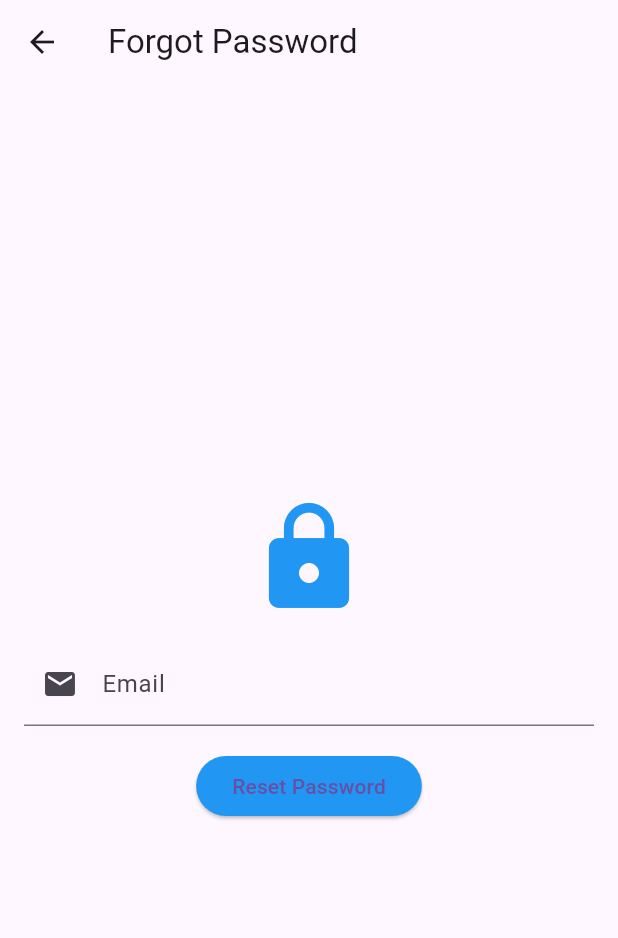
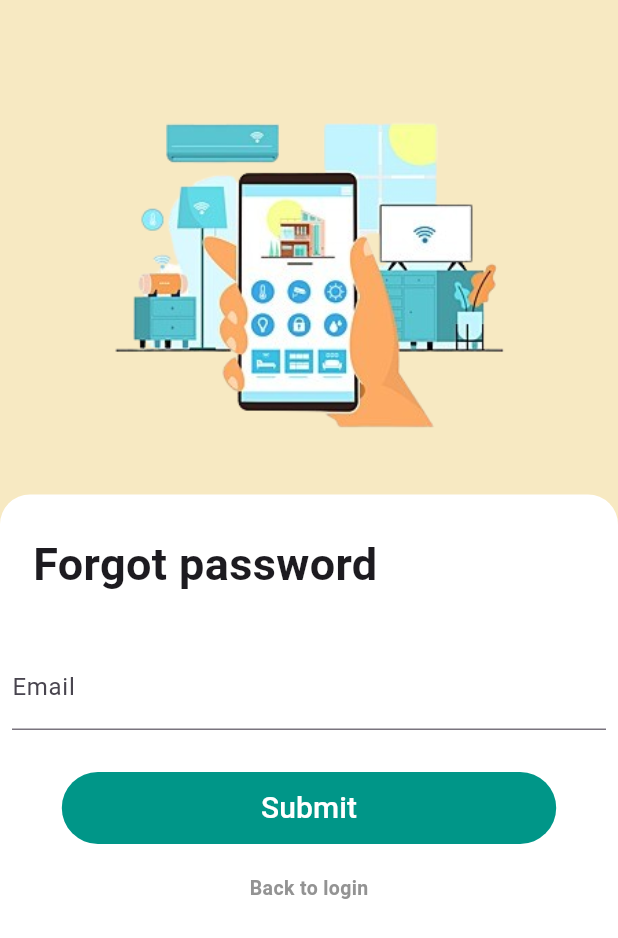
Before and after one commit to CindyIrawanPratiwi/Smarthome-CindyIrawanPratiwi, a Flutter app: the screen it shows once a user with an empty profile is signed in, after a tap on "Forget password?", on a phone screen of 412 x 824 dp. Shown: the top 938 px of the screen. Run offline on Flutter 3.47's test engine with Material 3 defaults, Android fonts, the phone set to English and light mode, and no system bars; our stand-ins replace awesome_dialog, cloud_firestore, email_validator, firebase_auth, firebase_core, geocoding and 4 more; accounts and stored records are empty; network calls fail; Roboto replaces fonts that are missing (NotoSerif).

Commit message:
App Smarthome Cindy Irawan Pratiwi

```diff
--- a/lib/login/lyr_camera.dart
+++ b/lib/login/lyr_camera.dart
@@ -1,5 +1,4 @@
 import 'dart:io';
-
 import 'package:flutter/material.dart';
 import 'package:image_picker/image_picker.dart';
 
--- a/lib/login/lyr_forget_password.dart
+++ b/lib/login/lyr_forget_password.dart
@@ -7,6 +7,7 @@ import 'package:flutter_app_smarthome/component/custom_form_button.dart';
 import 'package:flutter_app_smarthome/component/custom_input_field.dart';
 import 'package:flutter_app_smarthome/component/page_header.dart';
 import 'package:flutter_app_smarthome/component/page_heading.dart';
+import 'package:flutter_app_smarthome/login/login.dart';
 import 'package:flutter_app_smarthome/login/lyr_forget_password.dart';
 import 'package:flutter_app_smarthome/login/lyr_login.dart';
 import 'package:provider/provider.dart';
@@ -17,11 +18,12 @@ class ForgetPasswordPage extends StatefulWidget {
   const ForgetPasswordPage({Key? key}) : super(key: key);
 
   @override
-  _ForgetPasswordPageState createState() => _ForgetPasswordPageState();
+  State<ForgetPasswordPage> createState() => _ForgetPasswordPageState();
 }
 
 class _ForgetPasswordPageState extends State<ForgetPasswordPage> {
-  final TextEditingController _emailController = TextEditingController();
+  final _forgetPasswordFormKey = GlobalKey<FormState>();
+  TextEditingController _emailController = TextEditingController();
 
   // Fungsi untuk menampilkan pop-up window
   Future<void> _showMessageDialog(String message) async {
@@ -61,34 +63,71 @@ class _ForgetPasswordPageState extends State<ForgetPasswordPage> {
 
   @override
   Widget build(BuildContext context) {
-    return Scaffold(
-      appBar: AppBar(
-        title: Text('Forgot Password'),
+    return SafeArea(
+      child: Scaffold(
+        backgroundColor: const Color.fromARGB(255, 247, 233, 194),
+        body: Column(
+          children: [
+            const PageHeader(),
+            Expanded(
+              child: Container(
+                decoration: const BoxDecoration(
+                  color: Colors.white,
+                  borderRadius: BorderRadius.vertical(
+                    top: Radius.circular(20),
                   ),
-      body: Padding(
-        padding: const EdgeInsets.all(16.0),
+                ),
+                child: SingleChildScrollView(
+                  child: Form(
+                    key: _forgetPasswordFormKey,
                     child: Column(
-          mainAxisAlignment: MainAxisAlignment.center,
                       children: [
-            Icon(
-              Icons.lock,
-              size: 80,
-              color: Colors.blue,
+                        const PageHeading(
+                          title: 'Forgot password',
                         ),
-            SizedBox(height: 16),
-            TextField(
-              controller: _emailController,
+                        Padding(
+                          padding: const EdgeInsets.all(8.0),
+                          child: TextField(
                             decoration: InputDecoration(
                               labelText: 'Email',
-                prefixIcon: Icon(Icons.email),
+                              hintText: 'Your email id',
+                            ),
+                            controller: _emailController,
                           ),
                         ),
-            SizedBox(height: 16),
-            ElevatedButton(
+                        const SizedBox(
+                          height: 20,
+                        ),
+                        CustomFormButton(
+                          innerText: 'Submit',
                           onPressed: _resetPassword,
-              child: Text('Reset Password'),
-              style: ElevatedButton.styleFrom(
-                primary: Colors.blue,
+                        ),
+                        const SizedBox(
+                          height: 20,
+                        ),
+                        Container(
+                          alignment: Alignment.center,
+                          child: GestureDetector(
+                            onTap: () => {
+                              Navigator.push(
+                                  context,
+                                  MaterialPageRoute(
+                                      builder: (context) => const LoginPage()))
+                            },
+                            child: const Text(
+                              'Back to login',
+                              style: TextStyle(
+                                fontSize: 13,
+                                color: Color(0xff939393),
+                                fontWeight: FontWeight.bold,
+                              ),
+                            ),
+                          ),
+                        ),
+                      ],
+                    ),
+                  ),
+                ),
               ),
             ),
           ],
@@ -97,103 +136,3 @@ class _ForgetPasswordPageState extends State<ForgetPasswordPage> {
     );
   }
 }
-
-// class ForgetPasswordPage extends StatefulWidget {
-//   const ForgetPasswordPage({Key? key}) : super(key: key);
-
-//   @override
-//   State<ForgetPasswordPage> createState() => _ForgetPasswordPageState();
-// }
-
-// class _ForgetPasswordPageState extends State<ForgetPasswordPage> {
-//   final _forgetPasswordFormKey = GlobalKey<FormState>();
-
-
-
-//   @override
-//   Widget build(BuildContext context) {
-//     return SafeArea(
-//       child: Scaffold(
-//         backgroundColor: const Color.fromARGB(255, 247, 233, 194),
-//         body: Column(
-//           children: [
-//             const PageHeader(),
-//             Expanded(
-//               child: Container(
-//                 decoration: const BoxDecoration(
-//                   color: Colors.white,
-//                   borderRadius: BorderRadius.vertical(
-//                     top: Radius.circular(20),
-//                   ),
-//                 ),
-//                 child: SingleChildScrollView(
-//                   child: Form(
-//                     key: _forgetPasswordFormKey,
-//                     child: Column(
-//                       children: [
-//                         const PageHeading(
-//                           title: 'Forgot password',
-//                         ),
-//                         CustomInputField(
-//                             labelText: 'Email',
-//                             hintText: 'Your email id',
-//                             isDense: true,
-//                             validator: (textValue) {
-//                               if (textValue == null || textValue.isEmpty) {
-//                                 return 'Email is required!';
-//                               }
-//                               if (!EmailValidator.validate(textValue)) {
-//                                 return 'Please enter a valid email';
-//                               }
-//                               return null;
-//                             }),
-//                         const SizedBox(
-//                           height: 20,
-//                         ),
-//                         CustomFormButton(
-//                           innerText: 'Submit',
-//                           onPressed: _handleForgetPassword,
-//                         ),
-//                         const SizedBox(
-//                           height: 20,
-//                         ),
-//                         Container(
-//                           alignment: Alignment.center,
-//                           child: GestureDetector(
-//                             onTap: () => {
-//                               // Navigator.push(
-//                               //     context,
-//                               //     MaterialPageRoute(
-//                               //         builder: (context) => const Login()))
-//                             },
-//                             child: const Text(
-//                               'Back to login',
-//                               style: TextStyle(
-//                                 fontSize: 13,
-//                                 color: Color(0xff939393),
-//                                 fontWeight: FontWeight.bold,
-//                               ),
-//                             ),
-//                           ),
-//                         ),
-//                       ],
-//                     ),
-//                   ),
-//                 ),
-//               ),
-//             ),
-//           ],
-//         ),
-//       ),
-//     );
-//   }
-
-//   void _handleForgetPassword() {
-//     // forget password
-//     if (_forgetPasswordFormKey.currentState!.validate()) {
-//       ScaffoldMessenger.of(context).showSnackBar(
-//         const SnackBar(content: Text('Submitting data..')),
-//       );
-//     }
-//   }
-// }
--- a/lib/login/lyr_homepage.dart
+++ b/lib/login/lyr_homepage.dart
@@ -1,3 +1,4 @@
+import 'package:awesome_dialog/awesome_dialog.dart';
 import 'package:firebase_auth/firebase_auth.dart';
 import 'package:flutter/cupertino.dart';
 import 'package:flutter/material.dart';
@@ -43,26 +44,32 @@ class _HomePageState extends State<HomePage> {
                       fontWeight: FontWeight.bold,
                     ),
                   ),
-                  GestureDetector(
-                    onTap: () {
+                  ElevatedButton(
+                    onPressed: () {
+                      AwesomeDialog(
+                        context: context,
+                        dialogType: DialogType.warning,
+                        animType: AnimType.topSlide,
+                        showCloseIcon: true,
+                        title: 'Warning',
+                        desc: 'Apakah Anda Yakin Akan Menutup Aplikasi?',
+                        btnCancelOnPress: () {},
+                        btnOkOnPress: () {
                           Navigator.push(
                             context,
                             MaterialPageRoute(
-                              builder: (context) => const LoginPage()));
+                                builder: (context) => LoginPage()),
+                          );
                         },
-                    child: RotatedBox(
-                      quarterTurns:
-                          1, // 90 derajat untuk mendapatkan arah panah ke atas
+                      ).show();
+                    },
                     child: Icon(
                       Icons
-                            .logout_sharp, // Ganti ikon dengan ikon logout yang sesuai
+                          .login_outlined, // Ganti ikon dengan ikon logout yang sesuai
                       color: Colors.indigo,
                       size: 28,
                     ),
                   ),
-                  ),
-                  //],
-//),
                 ],
               ),
               SizedBox(height: 30),
--- a/lib/login/lyr_login.dart
+++ b/lib/login/lyr_login.dart
@@ -114,22 +114,20 @@ class _LoginState extends State<Login> {
                       CustomFormButton(
                         innerText: 'Login',
                         onPressed: () async {
-                          if (_loginFormKey.currentState!.validate()) {
                           try {
                             UserCredential userCredential =
                                 await _auth.signInWithEmailAndPassword(
                               email: emailController.text,
                               password: passwordController.text,
                             );
+
                             // If login is successful, navigate to the home page
-                              if (userCredential != null) {
                             Navigator.push(
                               context,
                               MaterialPageRoute(
                                 builder: (context) => HomePage(),
                               ),
                             );
-                              }
                           } on FirebaseAuthException catch (e) {
                             // Handle login errors
                             String errorMessage = 'Login failed.';
@@ -147,11 +145,7 @@ class _LoginState extends State<Login> {
                             ScaffoldMessenger.of(context)
                                 .showSnackBar(snackBar);
                           }
-                          }
                         },
-                      ),
-                      const SizedBox(
-                        height: 18,
                       ),
                       SizedBox(
                         width: size.width * 0.8,
--- a/pubspec.yaml
+++ b/pubspec.yaml
@@ -48,6 +48,7 @@ dependencies:
   geolocator: ^8.0.1
   geocoding: ^2.0.4
   google_maps_flutter: ^2.2.6
+  awesome_dialog: ^3.0.2
 
 
 dev_dependencies:
```
Also changed, not shown: lib/login/login.dart (+0 -68 lines), pubspec.lock, 3 other files. Lines whose indentation alone changed are shown as unchanged.
